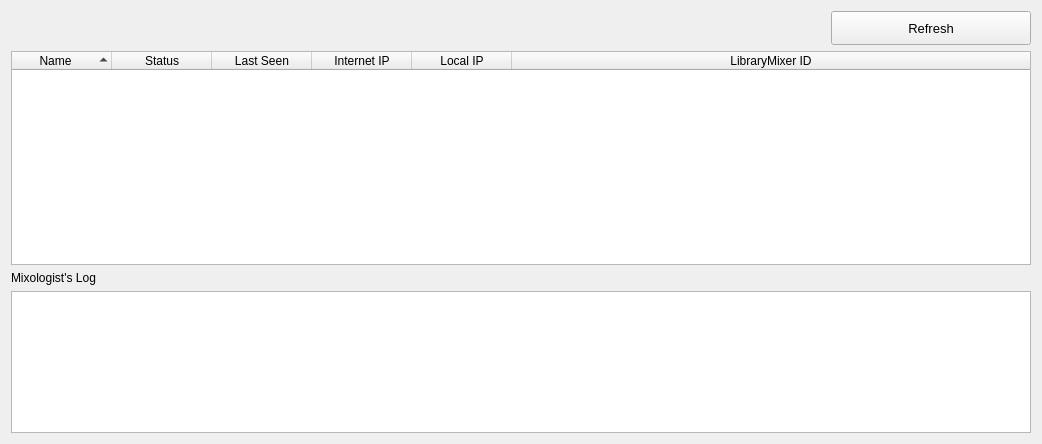
This is MixologistGui/gui/NetworkDialog.ui in rebeccaskinner/The-Mixologist as Qt 5 draws it before an edit. The edited form follows.
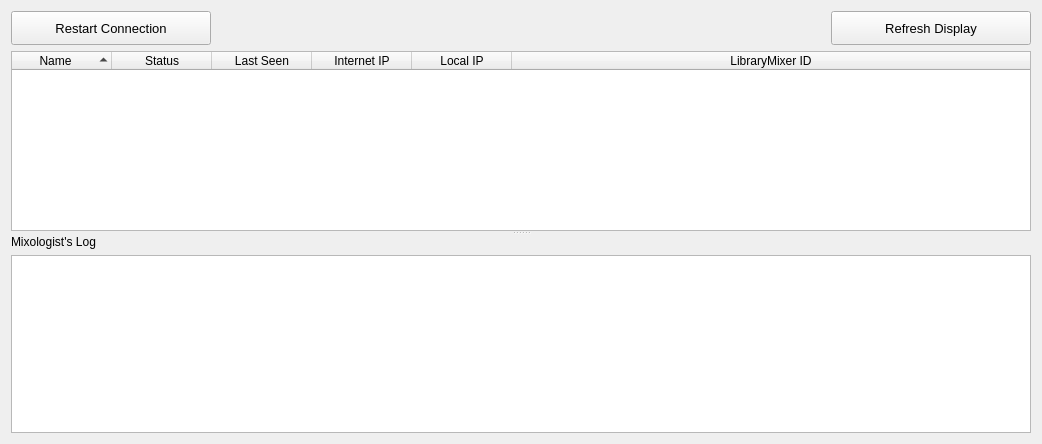
This is the edited form. Icons and pictures are not drawn.

Commit message: Improvement: Can now restart connection from Network dialog Improvement: Network dialog now uses splitters

```diff
--- a/MixologistGui/gui/NetworkDialog.ui
+++ b/MixologistGui/gui/NetworkDialog.ui
@@ -13,9 +13,40 @@
   <property name="windowTitle">
    <string>Form</string>
   </property>
-  <layout class="QVBoxLayout" name="verticalLayout">
+  <layout class="QVBoxLayout" name="verticalLayout_2">
    <item>
     <layout class="QHBoxLayout" name="horizontalLayout">
+     <item>
+      <widget class="QPushButton" name="restartButton">
+       <property name="sizePolicy">
+        <sizepolicy hsizetype="Fixed" vsizetype="Fixed">
+         <horstretch>0</horstretch>
+         <verstretch>0</verstretch>
+        </sizepolicy>
+       </property>
+       <property name="minimumSize">
+        <size>
+         <width>200</width>
+         <height>34</height>
+        </size>
+       </property>
+       <property name="font">
+        <font>
+         <pointsize>10</pointsize>
+        </font>
+       </property>
+       <property name="toolTip">
+        <string>Closes your connection and reopens it as if you just re-opened the Mixologist.</string>
+       </property>
+       <property name="text">
+        <string>Restart Connection</string>
+       </property>
+       <property name="icon">
+        <iconset resource="images.qrc">
+         <normaloff>:/Images/RestartConnection.png</normaloff>:/Images/RestartConnection.png</iconset>
+       </property>
+      </widget>
+     </item>
      <item>
       <spacer name="spacer">
        <property name="orientation">
@@ -49,7 +80,7 @@
         </font>
        </property>
        <property name="text">
-        <string>Refresh</string>
+        <string>Refresh Display</string>
        </property>
        <property name="icon">
         <iconset resource="images.qrc">
@@ -63,6 +94,13 @@
     </layout>
    </item>
    <item>
+    <widget class="QSplitter" name="splitter">
+     <property name="orientation">
+      <enum>Qt::Vertical</enum>
+     </property>
+     <property name="childrenCollapsible">
+      <bool>false</bool>
+     </property>
     <widget class="QTreeWidget" name="connecttreeWidget">
      <property name="sizePolicy">
       <sizepolicy hsizetype="Expanding" vsizetype="Expanding">
@@ -146,7 +184,8 @@
       </property>
      </column>
     </widget>
-   </item>
+     <widget class="QWidget" name="">
+      <layout class="QVBoxLayout" name="verticalLayout">
    <item>
     <widget class="QLabel" name="label">
      <property name="text">
@@ -162,15 +201,13 @@
        <verstretch>0</verstretch>
       </sizepolicy>
      </property>
-     <property name="maximumSize">
-      <size>
-       <width>16777215</width>
-       <height>142</height>
-      </size>
-     </property>
      <property name="contextMenuPolicy">
       <enum>Qt::CustomContextMenu</enum>
      </property>
+        </widget>
+       </item>
+      </layout>
+     </widget>
     </widget>
    </item>
   </layout>
```
Left out of the diff: 3 changed lines with no effect on the pictures. Lines whose indentation alone changed are shown as unchanged. The commit also changes 4 other files.
